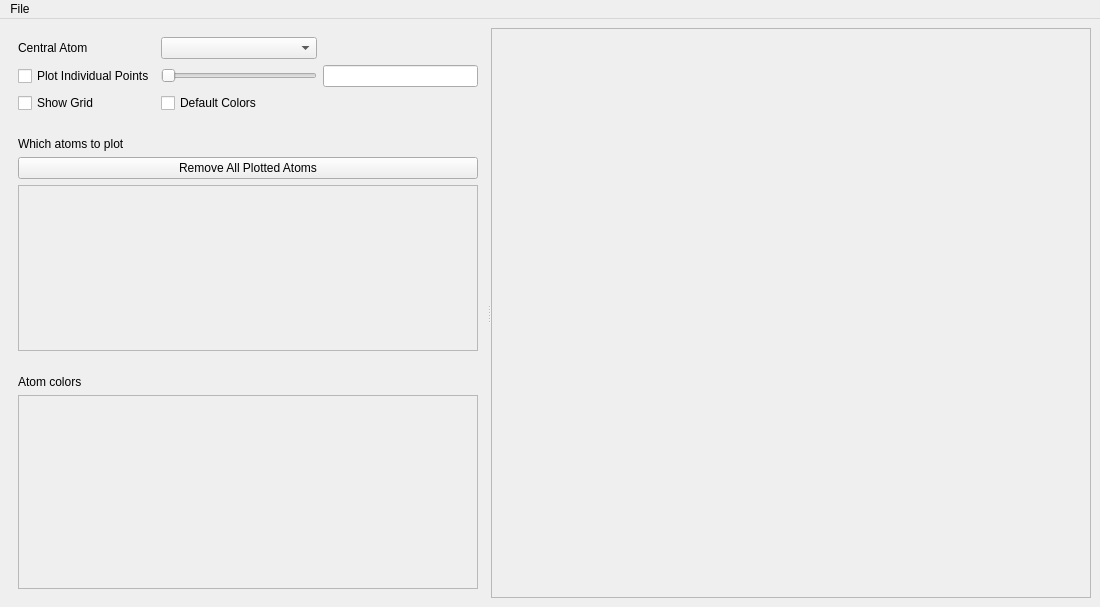
m-julian/ALFVisualizer, file src/ALFVisualizer.ui: the form before one commit.
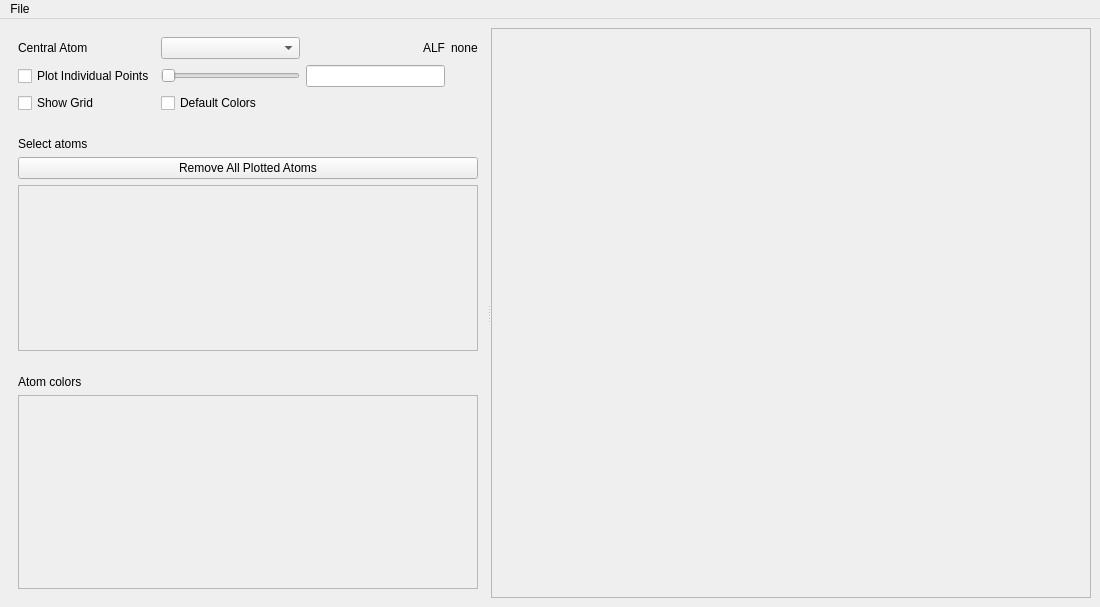
The form after the commit.

Commit message: added atomic local frame

Patch:
```diff
--- a/src/ALFVisualizer.ui
+++ b/src/ALFVisualizer.ui
@@ -40,31 +40,46 @@
            </sizepolicy>
           </property>
           <layout class="QGridLayout" name="gridLayout_3">
+           <item row="0" column="5">
+            <widget class="QLabel" name="atomic_local_frame_label">
+             <property name="layoutDirection">
+              <enum>Qt::LeftToRight</enum>
+             </property>
+             <property name="autoFillBackground">
+              <bool>false</bool>
+             </property>
+             <property name="text">
+              <string>ALF</string>
+             </property>
+             <property name="scaledContents">
+              <bool>false</bool>
+             </property>
+             <property name="alignment">
+              <set>Qt::AlignRight|Qt::AlignTrailing|Qt::AlignVCenter</set>
+             </property>
+            </widget>
+           </item>
            <item row="0" column="3">
             <widget class="QComboBox" name="atom_names_combo"/>
            </item>
-           <item row="1" column="1" colspan="2">
+           <item row="2" column="1" colspan="2">
             <widget class="QCheckBox" name="plot_individual_point_checkbox">
              <property name="text">
               <string>Plot Individual Points</string>
              </property>
             </widget>
            </item>
-           <item row="2" column="3">
+           <item row="2" column="5">
+            <widget class="QLineEdit" name="individual_point_box"/>
+           </item>
+           <item row="3" column="3">
             <widget class="QCheckBox" name="default_atom_colors_checkbox">
              <property name="text">
               <string>Default Colors</string>
              </property>
             </widget>
            </item>
-           <item row="1" column="3">
-            <widget class="QSlider" name="individual_point_slider">
-             <property name="orientation">
-              <enum>Qt::Horizontal</enum>
-             </property>
-            </widget>
-           </item>
-           <item row="2" column="1">
+           <item row="3" column="1">
             <widget class="QCheckBox" name="show_grid_checkbox">
              <property name="text">
               <string>Show Grid</string>
@@ -78,8 +93,19 @@
              </property>
             </widget>
            </item>
-           <item row="1" column="4">
-            <widget class="QLineEdit" name="individual_point_box"/>
+           <item row="2" column="3">
+            <widget class="QSlider" name="individual_point_slider">
+             <property name="orientation">
+              <enum>Qt::Horizontal</enum>
+             </property>
+            </widget>
+           </item>
+           <item row="0" column="6">
+            <widget class="QLabel" name="atomic_local_frame">
+             <property name="text">
+              <string>none</string>
+             </property>
+            </widget>
            </item>
           </layout>
          </widget>
@@ -102,7 +128,7 @@
               </sizepolicy>
              </property>
              <property name="text">
-              <string>Which atoms to plot</string>
+              <string>Select atoms</string>
              </property>
             </widget>
            </item>
```
The commit also changes 4 other files.
